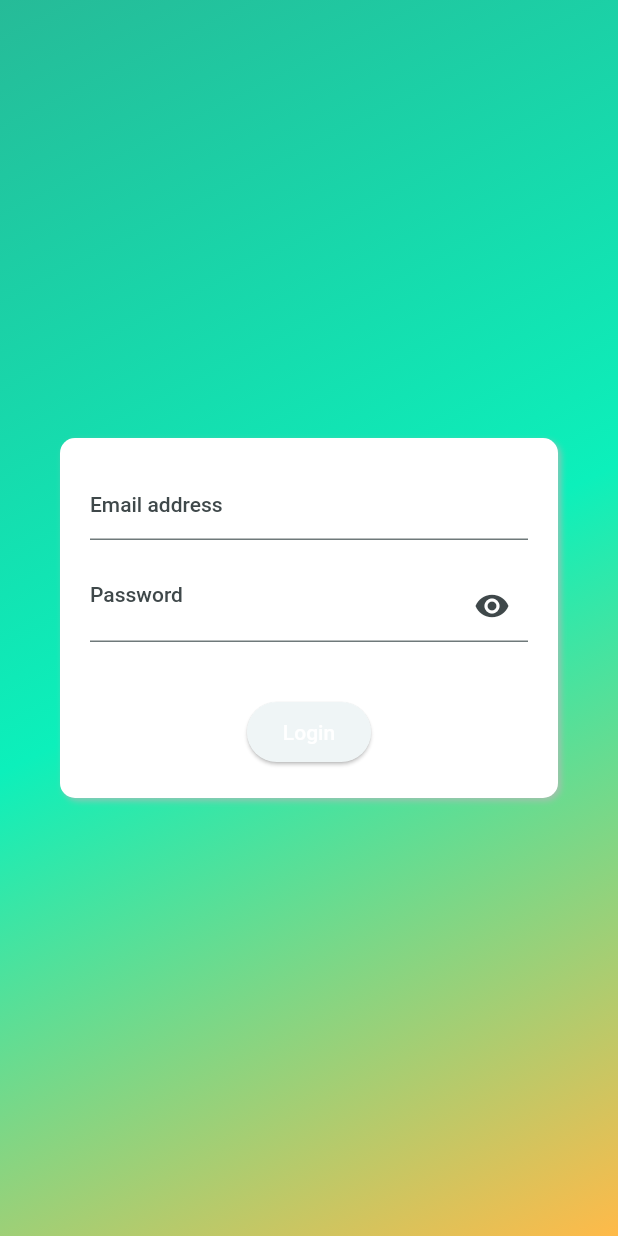
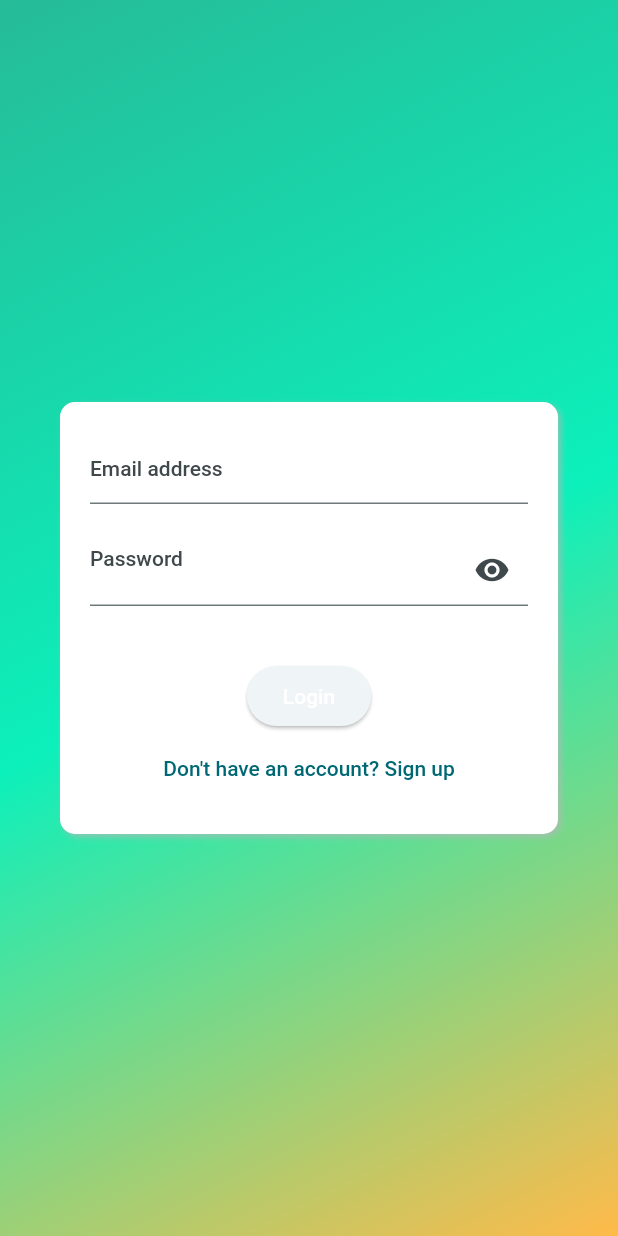
Before and after one commit to DH-Pub/project4_flutter, a Flutter app: the screen it shows after launch, on a phone screen of 412 x 824 dp. Run offline on Flutter 3.47's test engine with Material 2 defaults, Android fonts, the phone set to English and light mode, and no system bars; our stand-ins replace dio, go_router, shared_preferences.

Commit message:
add sign up

```diff
--- /dev/null
+++ b/lib/models/error.dart
@@ -0,0 +1 @@
+class Error {}
--- a/lib/screen/login.dart
+++ b/lib/screen/login.dart
@@ -1,7 +1,7 @@
 import 'package:flutter/material.dart';
-import 'package:proj4_flutter/services/auth_service.dart';
 import 'package:proj4_flutter/shared/gradient_scaffold.dart';
-import 'package:provider/provider.dart';
+import 'package:proj4_flutter/widgets/user/login_form.dart';
+import 'package:proj4_flutter/widgets/user/signup_form.dart';
 
 class LoginScreen extends StatefulWidget {
   const LoginScreen({super.key});
@@ -11,25 +11,21 @@ class LoginScreen extends StatefulWidget {
 }
 
 class _LoginScreenState extends State<LoginScreen> {
-  late bool passwordVisible;
-  TextEditingController emailController = TextEditingController();
-  TextEditingController passwordController = TextEditingController();
+  bool isLoginForm = true;
+  Widget mainContent = const CircularProgressIndicator();
 
-  @override
-  void initState() {
-    passwordVisible = true;
-
+  void changeForm() {
+    isLoginForm = !isLoginForm;
     setState(() {});
-    super.initState();
   }
 
   @override
   Widget build(BuildContext context) {
-    final authService = Provider.of<AuthService>(context);
     return GestureDetector(
       onTap: () => FocusManager.instance.primaryFocus?.unfocus(),
       child: GradientScaffold(
-        body: Column(
+        body: SingleChildScrollView(
+          child: Column(
             mainAxisAlignment: MainAxisAlignment.center,
             children: [
               Container(
@@ -43,59 +39,33 @@ class _LoginScreenState extends State<LoginScreen> {
                       color: Color.fromARGB(184, 184, 184, 184),
                       blurRadius: 3.0,
                       offset: Offset(2.0, 2.0),
-                  )
+                    ),
                   ],
                 ),
                 child: Column(
                   children: [
-                  TextFormField(
-                    controller: emailController,
-                    decoration: const InputDecoration(
-                      hintText: 'Email address',
-                      // focusedBorder: OutlineInputBorder(),
+                    isLoginForm
+                        ? const LoginForm()
+                        : SignupForm(
+                            changeForm: changeForm,
                           ),
-                  ),
-                  const SizedBox(height: 20),
-                  TextFormField(
-                    obscureText: passwordVisible,
-                    controller: passwordController,
-                    decoration: InputDecoration(
-                      hintText: "Password",
-                      suffixIcon: IconButton(
+                    TextButton(
                       onPressed: () {
                         setState(() {
-                            passwordVisible = !passwordVisible;
+                          isLoginForm = !isLoginForm;
                         });
                       },
-                        icon: Icon(passwordVisible ? Icons.visibility : Icons.visibility_off),
-                      ),
-                    ),
-                  ),
-                  const SizedBox(height: 20),
-
-                  // Error Message
-                  Text(
-                    authService.errorMessage,
-                    style: const TextStyle(color: Colors.red),
-                  ),
-                  ElevatedButton(
-                    onPressed: () {
-                      // FocusManager.instance.primaryFocus?.unfocus();
-                      authService.loginUser(emailController.text, passwordController.text).then((value) {
-                        setState(() {});
-                      });
-                    },
-                    child: const Text(
-                      "Login",
-                      style: TextStyle(color: Colors.white),
-                    ),
-                  ),
+                      child: isLoginForm
+                          ? const Text("Don't have an account? Sign up")
+                          : const Text("Already have an account? Login"),
+                    )
                   ],
                 ),
               ),
             ],
           ),
         ),
+      ),
     );
   }
 }
--- a/lib/shared/gradient_scaffold.dart
+++ b/lib/shared/gradient_scaffold.dart
@@ -34,7 +34,7 @@ class GradientScaffold extends StatelessWidget {
         width: MediaQuery.of(context).size.width,
         height: MediaQuery.of(context).size.height,
         decoration: BoxDecoration(gradient: gradient1),
-        child: body,
+        child: Center(child: body),
       ),
     );
   }
--- /dev/null
+++ b/lib/widgets/user/login_form.dart
@@ -0,0 +1,74 @@
+import 'package:flutter/material.dart';
+import 'package:proj4_flutter/services/auth_service.dart';
+import 'package:provider/provider.dart';
+
+class LoginForm extends StatefulWidget {
+  const LoginForm({super.key});
+
+  @override
+  State<LoginForm> createState() => _LoginFormState();
+}
+
+class _LoginFormState extends State<LoginForm> {
+  TextEditingController emailController = TextEditingController();
+  TextEditingController passwordController = TextEditingController();
+  late bool passwordVisible;
+
+  @override
+  void initState() {
+    passwordVisible = true;
+    setState(() {});
+    super.initState();
+  }
+
+  @override
+  Widget build(BuildContext context) {
+    final authService = Provider.of<AuthService>(context);
+    return Column(
+      children: [
+        TextFormField(
+          controller: emailController,
+          decoration: const InputDecoration(
+            hintText: 'Email address',
+            // focusedBorder: OutlineInputBorder(),
+          ),
+        ),
+        const SizedBox(height: 20),
+        TextFormField(
+          obscureText: passwordVisible,
+          controller: passwordController,
+          decoration: InputDecoration(
+            hintText: "Password",
+            suffixIcon: IconButton(
+              onPressed: () {
+                setState(() {
+                  passwordVisible = !passwordVisible;
+                });
+              },
+              icon: Icon(passwordVisible ? Icons.visibility : Icons.visibility_off),
+            ),
+          ),
+        ),
+        const SizedBox(height: 20),
+
+        // Error Message
+        Text(
+          authService.errorMessage,
+          style: const TextStyle(color: Colors.red),
+        ),
+        ElevatedButton(
+          onPressed: () {
+            // FocusManager.instance.primaryFocus?.unfocus();
+            authService.loginUser(emailController.text, passwordController.text).then((value) {
+              setState(() {});
+            });
+          },
+          child: const Text(
+            "Login",
+            style: TextStyle(color: Colors.white),
+          ),
+        ),
+      ],
+    );
+  }
+}
--- a/pubspec.yaml
+++ b/pubspec.yaml
@@ -39,6 +39,7 @@ dependencies:
   go_router: ^9.0.0
   dio: ^5.2.1+1
   provider: ^6.0.5
+  http_parser: ^4.0.2
 
 dev_dependencies:
   flutter_test:
```
Also changed, not shown: lib/controllers/user_controllers.dart (+59 -0 lines), lib/models/user.dart (added, +18 -0 lines), lib/widgets/user/signup_form.dart (added, +104 -0 lines), pubspec.lock. Lines whose indentation alone changed are shown as unchanged.
